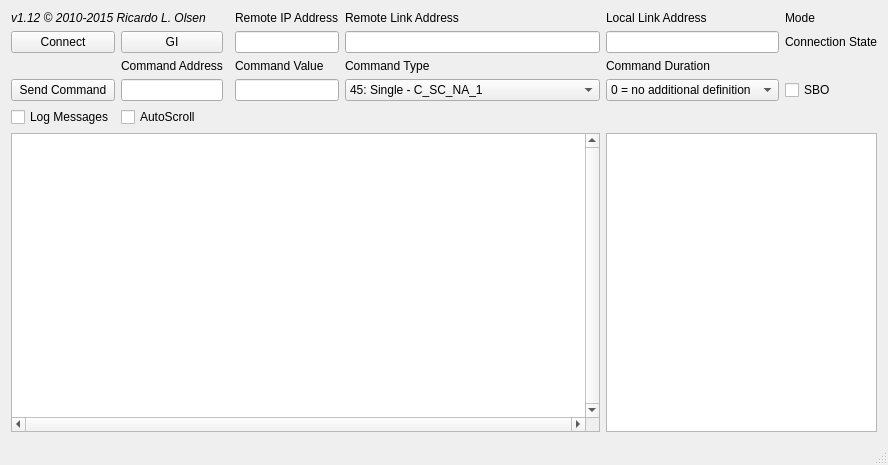
The window that qtester104/mainwindow.ui (fox1983/OSHMI) describes before a commit, drawn with Qt 5.
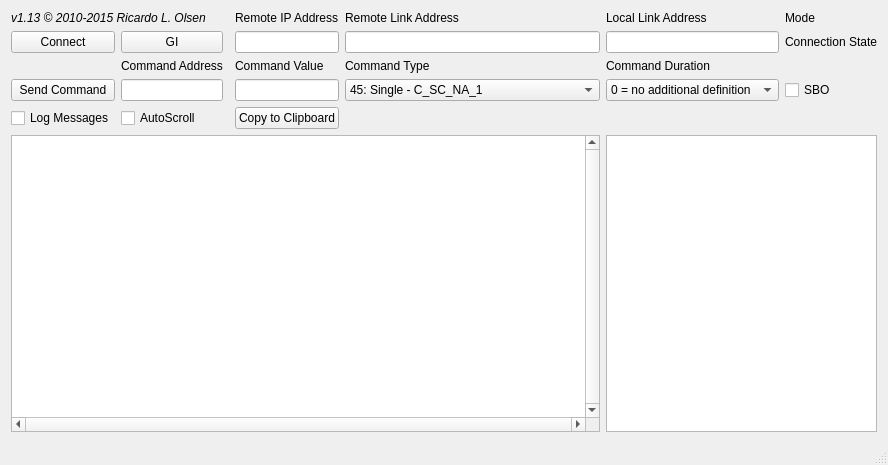
The same window after the commit.

```diff
--- a/qtester104/mainwindow.ui
+++ b/qtester104/mainwindow.ui
@@ -235,7 +235,14 @@
        </font>
       </property>
       <property name="text">
-       <string>v1.12 © 2010-2015 Ricardo L. Olsen</string>
+       <string>v1.13 © 2010-2015 Ricardo L. Olsen</string>
+      </property>
+     </widget>
+    </item>
+    <item row="6" column="3">
+     <widget class="QPushButton" name="pbCopyClipb">
+      <property name="text">
+       <string>Copy to Clipboard</string>
       </property>
      </widget>
     </item>
```
Left out of the diff: 3 changed lines with no effect on the pictures.
